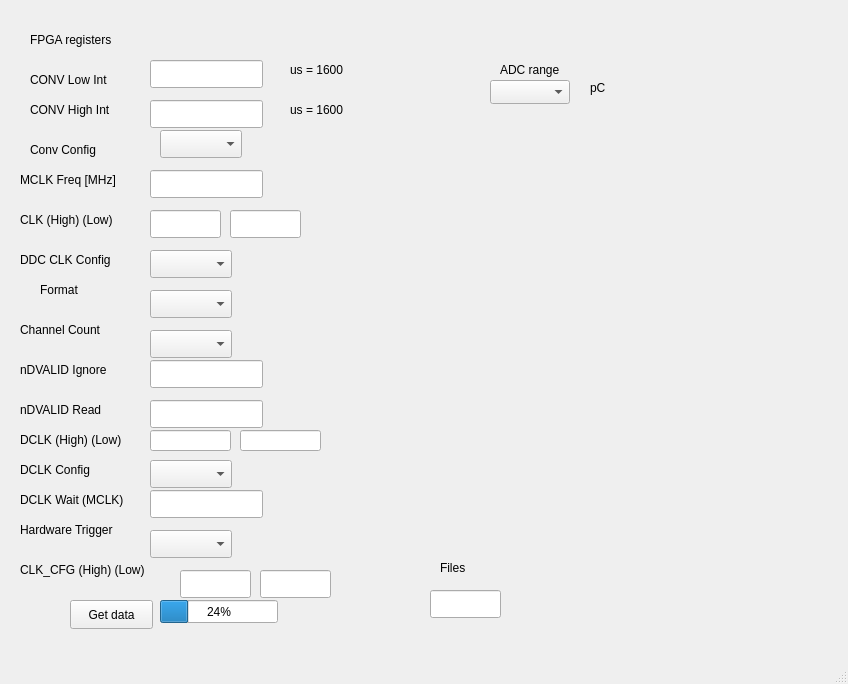
Before: the Qt Designer form mainwindow.ui in Padniuk/DDC264EVM_UI, drawn with Qt 5.
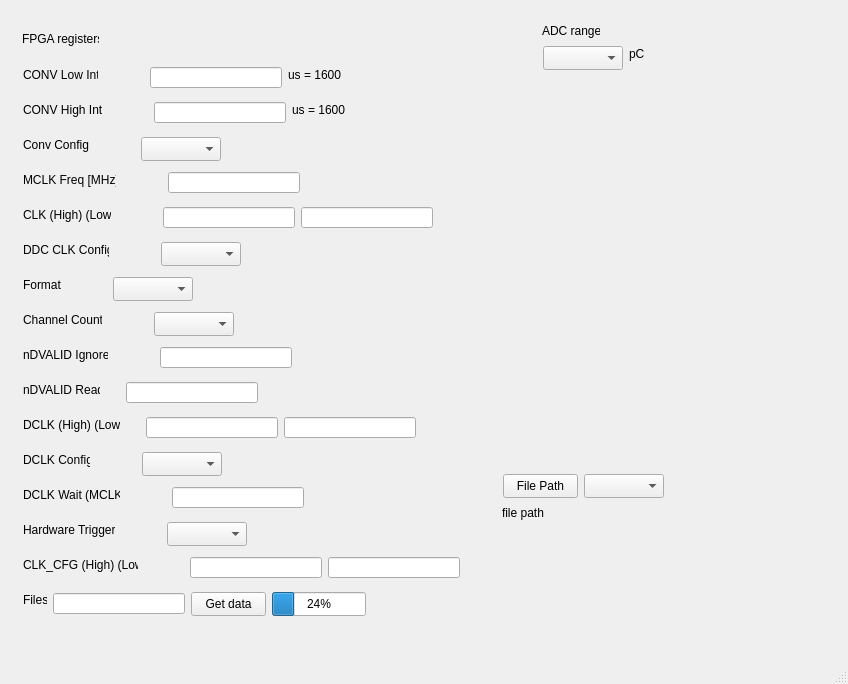
After: the same form once the commit is applied.

Commit message: Add trace view

Patch:
```diff
--- a/mainwindow.ui
+++ b/mainwindow.ui
@@ -17,10 +17,10 @@
    <widget class="QLabel" name="label">
     <property name="geometry">
      <rect>
-      <x>30</x>
-      <y>30</y>
-      <width>101</width>
-      <height>20</height>
+      <x>22</x>
+      <y>31</y>
+      <width>77</width>
+      <height>16</height>
      </rect>
     </property>
     <property name="text">
@@ -30,10 +30,10 @@
    <widget class="QLabel" name="label_2">
     <property name="geometry">
      <rect>
-      <x>30</x>
-      <y>70</y>
-      <width>111</width>
-      <height>20</height>
+      <x>23</x>
+      <y>67</y>
+      <width>75</width>
+      <height>16</height>
      </rect>
     </property>
     <property name="text">
@@ -43,10 +43,10 @@
    <widget class="QLabel" name="label_3">
     <property name="geometry">
      <rect>
-      <x>30</x>
-      <y>100</y>
-      <width>101</width>
-      <height>20</height>
+      <x>23</x>
+      <y>102</y>
+      <width>79</width>
+      <height>16</height>
      </rect>
     </property>
     <property name="text">
@@ -56,10 +56,10 @@
    <widget class="QLabel" name="label_4">
     <property name="geometry">
      <rect>
-      <x>30</x>
-      <y>140</y>
-      <width>91</width>
-      <height>20</height>
+      <x>23</x>
+      <y>137</y>
+      <width>66</width>
+      <height>16</height>
      </rect>
     </property>
     <property name="text">
@@ -69,10 +69,10 @@
    <widget class="QLabel" name="label_5">
     <property name="geometry">
      <rect>
-      <x>20</x>
-      <y>170</y>
-      <width>121</width>
-      <height>20</height>
+      <x>23</x>
+      <y>172</y>
+      <width>93</width>
+      <height>16</height>
      </rect>
     </property>
     <property name="text">
@@ -82,10 +82,10 @@
    <widget class="QLabel" name="label_6">
     <property name="geometry">
      <rect>
-      <x>20</x>
-      <y>210</y>
-      <width>141</width>
-      <height>20</height>
+      <x>23</x>
+      <y>207</y>
+      <width>88</width>
+      <height>16</height>
      </rect>
     </property>
     <property name="text">
@@ -95,10 +95,10 @@
    <widget class="QLabel" name="label_7">
     <property name="geometry">
      <rect>
-      <x>20</x>
-      <y>250</y>
-      <width>121</width>
-      <height>20</height>
+      <x>23</x>
+      <y>242</y>
+      <width>86</width>
+      <height>16</height>
      </rect>
     </property>
     <property name="text">
@@ -108,10 +108,10 @@
    <widget class="QLabel" name="label_8">
     <property name="geometry">
      <rect>
-      <x>40</x>
-      <y>280</y>
-      <width>63</width>
-      <height>20</height>
+      <x>23</x>
+      <y>277</y>
+      <width>38</width>
+      <height>16</height>
      </rect>
     </property>
     <property name="text">
@@ -121,10 +121,10 @@
    <widget class="QLabel" name="label_9">
     <property name="geometry">
      <rect>
-      <x>20</x>
-      <y>320</y>
-      <width>111</width>
-      <height>20</height>
+      <x>23</x>
+      <y>312</y>
+      <width>79</width>
+      <height>16</height>
      </rect>
     </property>
     <property name="text">
@@ -134,10 +134,10 @@
    <widget class="QLabel" name="label_10">
     <property name="geometry">
      <rect>
-      <x>20</x>
-      <y>360</y>
-      <width>111</width>
-      <height>20</height>
+      <x>23</x>
+      <y>347</y>
+      <width>85</width>
+      <height>16</height>
      </rect>
     </property>
     <property name="text">
@@ -147,10 +147,10 @@
    <widget class="QLabel" name="label_11">
     <property name="geometry">
      <rect>
-      <x>20</x>
-      <y>400</y>
-      <width>111</width>
-      <height>20</height>
+      <x>23</x>
+      <y>382</y>
+      <width>77</width>
+      <height>16</height>
      </rect>
     </property>
     <property name="text">
@@ -160,10 +160,10 @@
    <widget class="QLabel" name="label_12">
     <property name="geometry">
      <rect>
-      <x>20</x>
-      <y>460</y>
-      <width>101</width>
-      <height>20</height>
+      <x>23</x>
+      <y>452</y>
+      <width>67</width>
+      <height>16</height>
      </rect>
     </property>
     <property name="text">
@@ -173,10 +173,10 @@
    <widget class="QLabel" name="label_13">
     <property name="geometry">
      <rect>
-      <x>20</x>
-      <y>430</y>
-      <width>141</width>
-      <height>20</height>
+      <x>23</x>
+      <y>417</y>
+      <width>97</width>
+      <height>16</height>
      </rect>
     </property>
     <property name="text">
@@ -186,10 +186,10 @@
    <widget class="QLabel" name="label_14">
     <property name="geometry">
      <rect>
-      <x>20</x>
-      <y>490</y>
-      <width>131</width>
-      <height>20</height>
+      <x>23</x>
+      <y>487</y>
+      <width>97</width>
+      <height>16</height>
      </rect>
     </property>
     <property name="text">
@@ -199,10 +199,10 @@
    <widget class="QLabel" name="label_15">
     <property name="geometry">
      <rect>
-      <x>20</x>
-      <y>520</y>
-      <width>131</width>
-      <height>20</height>
+      <x>23</x>
+      <y>522</y>
+      <width>92</width>
+      <height>16</height>
      </rect>
     </property>
     <property name="text">
@@ -212,10 +212,10 @@
    <widget class="QLabel" name="label_16">
     <property name="geometry">
      <rect>
-      <x>20</x>
-      <y>560</y>
-      <width>151</width>
-      <height>20</height>
+      <x>23</x>
+      <y>557</y>
+      <width>115</width>
+      <height>16</height>
      </rect>
     </property>
     <property name="text">
@@ -226,118 +226,118 @@
     <property name="geometry">
      <rect>
       <x>150</x>
-      <y>60</y>
-      <width>113</width>
-      <height>28</height>
+      <y>67</y>
+      <width>132</width>
+      <height>21</height>
      </rect>
     </property>
    </widget>
    <widget class="QLineEdit" name="ConvHighInt">
     <property name="geometry">
      <rect>
-      <x>150</x>
-      <y>100</y>
-      <width>113</width>
-      <height>28</height>
+      <x>154</x>
+      <y>102</y>
+      <width>132</width>
+      <height>21</height>
      </rect>
     </property>
    </widget>
    <widget class="QComboBox" name="ConvConfig">
     <property name="geometry">
      <rect>
-      <x>160</x>
-      <y>130</y>
-      <width>82</width>
-      <height>28</height>
+      <x>141</x>
+      <y>137</y>
+      <width>80</width>
+      <height>24</height>
      </rect>
     </property>
    </widget>
    <widget class="QLineEdit" name="MCLKFreq">
     <property name="geometry">
      <rect>
-      <x>150</x>
-      <y>170</y>
-      <width>113</width>
-      <height>28</height>
+      <x>168</x>
+      <y>172</y>
+      <width>132</width>
+      <height>21</height>
      </rect>
     </property>
    </widget>
    <widget class="QLineEdit" name="CLKHigh">
     <property name="geometry">
      <rect>
-      <x>150</x>
-      <y>210</y>
-      <width>71</width>
-      <height>28</height>
+      <x>163</x>
+      <y>207</y>
+      <width>132</width>
+      <height>21</height>
      </rect>
     </property>
    </widget>
    <widget class="QLineEdit" name="CLKLow">
     <property name="geometry">
      <rect>
-      <x>230</x>
-      <y>210</y>
-      <width>71</width>
-      <height>28</height>
+      <x>301</x>
+      <y>207</y>
+      <width>132</width>
+      <height>21</height>
      </rect>
     </property>
    </widget>
    <widget class="QComboBox" name="DDCCLKConfig">
     <property name="geometry">
      <rect>
-      <x>150</x>
-      <y>250</y>
-      <width>82</width>
-      <height>28</height>
+      <x>161</x>
+      <y>242</y>
+      <width>80</width>
+      <height>24</height>
      </rect>
     </property>
    </widget>
    <widget class="QComboBox" name="Format">
     <property name="geometry">
      <rect>
-      <x>150</x>
-      <y>290</y>
-      <width>82</width>
-      <height>28</height>
+      <x>113</x>
+      <y>277</y>
+      <width>80</width>
+      <height>24</height>
      </rect>
     </property>
    </widget>
    <widget class="QComboBox" name="ChannelCount">
     <property name="geometry">
      <rect>
-      <x>150</x>
-      <y>330</y>
-      <width>82</width>
-      <height>28</height>
+      <x>154</x>
+      <y>312</y>
+      <width>80</width>
+      <height>24</height>
      </rect>
     </property>
    </widget>
    <widget class="QLineEdit" name="nDVALIDIgnore">
     <property name="geometry">
      <rect>
-      <x>150</x>
-      <y>360</y>
-      <width>113</width>
-      <height>28</height>
+      <x>160</x>
+      <y>347</y>
+      <width>132</width>
+      <height>21</height>
      </rect>
     </property>
    </widget>
    <widget class="QLineEdit" name="nDVALIDRead">
     <property name="geometry">
      <rect>
-      <x>150</x>
-      <y>400</y>
-      <width>113</width>
-      <height>28</height>
+      <x>126</x>
+      <y>382</y>
+      <width>132</width>
+      <height>21</height>
      </rect>
     </property>
    </widget>
    <widget class="QLineEdit" name="DCLKHigh">
     <property name="geometry">
      <rect>
-      <x>150</x>
-      <y>430</y>
-      <width>81</width>
+      <x>146</x>
+      <y>417</y>
+      <width>132</width>
       <height>21</height>
      </rect>
     </property>
@@ -345,9 +345,9 @@
    <widget class="QLineEdit" name="DCLKLow">
     <property name="geometry">
      <rect>
-      <x>240</x>
-      <y>430</y>
-      <width>81</width>
+      <x>284</x>
+      <y>417</y>
+      <width>132</width>
       <height>21</height>
      </rect>
     </property>
@@ -355,60 +355,60 @@
    <widget class="QComboBox" name="DCLKConfig">
     <property name="geometry">
      <rect>
-      <x>150</x>
-      <y>460</y>
-      <width>82</width>
-      <height>28</height>
+      <x>142</x>
+      <y>452</y>
+      <width>80</width>
+      <height>24</height>
      </rect>
     </property>
    </widget>
    <widget class="QLineEdit" name="DCLKWait">
     <property name="geometry">
      <rect>
-      <x>150</x>
-      <y>490</y>
-      <width>113</width>
-      <height>28</height>
+      <x>172</x>
+      <y>487</y>
+      <width>132</width>
+      <height>21</height>
      </rect>
     </property>
    </widget>
    <widget class="QComboBox" name="HardwareTrigger">
     <property name="geometry">
      <rect>
-      <x>150</x>
-      <y>530</y>
-      <width>82</width>
-      <height>28</height>
+      <x>167</x>
+      <y>522</y>
+      <width>80</width>
+      <height>24</height>
      </rect>
     </property>
    </widget>
    <widget class="QLineEdit" name="CLK_CFGHigh">
     <property name="geometry">
      <rect>
-      <x>180</x>
-      <y>570</y>
-      <width>71</width>
-      <height>28</height>
+      <x>190</x>
+      <y>557</y>
+      <width>132</width>
+      <height>21</height>
      </rect>
     </property>
    </widget>
    <widget class="QLineEdit" name="CLK_CFGLow">
     <property name="geometry">
      <rect>
-      <x>260</x>
-      <y>570</y>
-      <width>71</width>
-      <height>28</height>
+      <x>328</x>
+      <y>557</y>
+      <width>132</width>
+      <height>21</height>
      </rect>
     </property>
    </widget>
    <widget class="QPushButton" name="getData">
     <property name="geometry">
      <rect>
-      <x>70</x>
-      <y>600</y>
-      <width>83</width>
-      <height>29</height>
+      <x>191</x>
+      <y>592</y>
+      <width>75</width>
+      <height>24</height>
      </rect>
     </property>
     <property name="text">
@@ -418,10 +418,10 @@
    <widget class="QLabel" name="conv_low_int_text">
     <property name="geometry">
      <rect>
-      <x>290</x>
-      <y>60</y>
-      <width>63</width>
-      <height>20</height>
+      <x>288</x>
+      <y>67</y>
+      <width>53</width>
+      <height>16</height>
      </rect>
     </property>
     <property name="text">
@@ -431,10 +431,10 @@
    <widget class="QLabel" name="conv_high_int_text">
     <property name="geometry">
      <rect>
-      <x>290</x>
-      <y>100</y>
-      <width>63</width>
-      <height>20</height>
+      <x>292</x>
+      <y>102</y>
+      <width>53</width>
+      <height>16</height>
      </rect>
     </property>
     <property name="text">
@@ -444,8 +444,8 @@
    <widget class="QComboBox" name="ADCrange">
     <property name="geometry">
      <rect>
-      <x>490</x>
-      <y>80</y>
+      <x>543</x>
+      <y>46</y>
       <width>80</width>
       <height>24</height>
      </rect>
@@ -454,10 +454,10 @@
    <widget class="QLabel" name="label_17">
     <property name="geometry">
      <rect>
-      <x>500</x>
-      <y>60</y>
-      <width>81</width>
-      <height>20</height>
+      <x>542</x>
+      <y>23</y>
+      <width>58</width>
+      <height>16</height>
      </rect>
     </property>
     <property name="text">
@@ -467,9 +467,9 @@
    <widget class="QLabel" name="label_18">
     <property name="geometry">
      <rect>
-      <x>590</x>
-      <y>80</y>
-      <width>49</width>
+      <x>629</x>
+      <y>46</y>
+      <width>16</width>
       <height>16</height>
      </rect>
     </property>
@@ -480,10 +480,10 @@
    <widget class="QProgressBar" name="progressBar">
     <property name="geometry">
      <rect>
-      <x>160</x>
-      <y>600</y>
-      <width>118</width>
-      <height>23</height>
+      <x>272</x>
+      <y>592</y>
+      <width>94</width>
+      <height>24</height>
      </rect>
     </property>
     <property name="value">
@@ -493,19 +493,19 @@
    <widget class="QLineEdit" name="nFiles">
     <property name="geometry">
      <rect>
-      <x>430</x>
-      <y>590</y>
-      <width>71</width>
-      <height>28</height>
+      <x>53</x>
+      <y>593</y>
+      <width>132</width>
+      <height>21</height>
      </rect>
     </property>
    </widget>
    <widget class="QLabel" name="label_20">
     <property name="geometry">
      <rect>
-      <x>440</x>
-      <y>560</y>
-      <width>49</width>
+      <x>23</x>
+      <y>592</y>
+      <width>24</width>
       <height>16</height>
      </rect>
     </property>
@@ -513,6 +513,52 @@
      <string>Files</string>
     </property>
    </widget>
+   <widget class="QComboBox" name="traceNumber">
+    <property name="geometry">
+     <rect>
+      <x>584</x>
+      <y>474</y>
+      <width>80</width>
+      <height>24</height>
+     </rect>
+    </property>
+   </widget>
+   <widget class="QPushButton" name="readFileButton">
+    <property name="geometry">
+     <rect>
+      <x>503</x>
+      <y>474</y>
+      <width>75</width>
+      <height>24</height>
+     </rect>
+    </property>
+    <property name="text">
+     <string>File Path</string>
+    </property>
+   </widget>
+   <widget class="QLabel" name="filePath">
+    <property name="geometry">
+     <rect>
+      <x>502</x>
+      <y>505</y>
+      <width>44</width>
+      <height>16</height>
+     </rect>
+    </property>
+    <property name="text">
+     <string>file path</string>
+    </property>
+   </widget>
+   <widget class="QWidget" name="tracePlot" native="true">
+    <property name="geometry">
+     <rect>
+      <x>470</x>
+      <y>130</y>
+      <width>331</width>
+      <height>321</height>
+     </rect>
+    </property>
+   </widget>
   </widget>
   <widget class="QMenuBar" name="menubar">
    <property name="geometry">
```
The commit also changes 2 other files.
